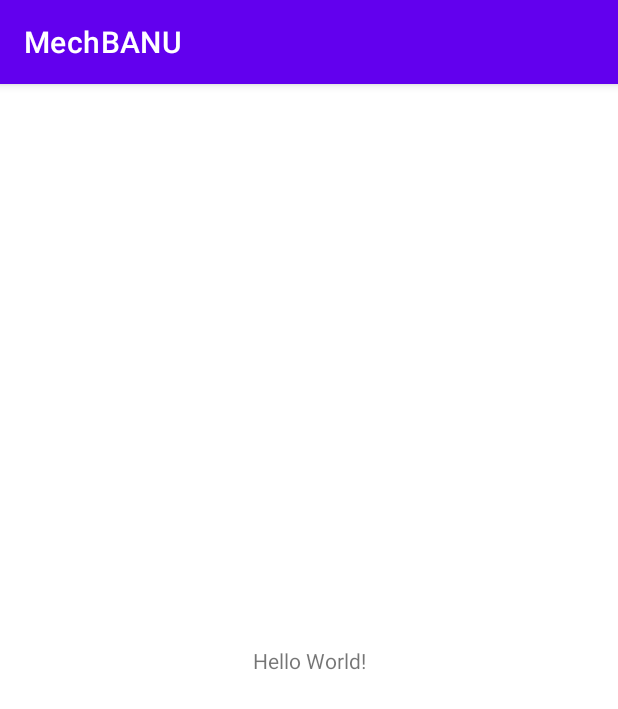
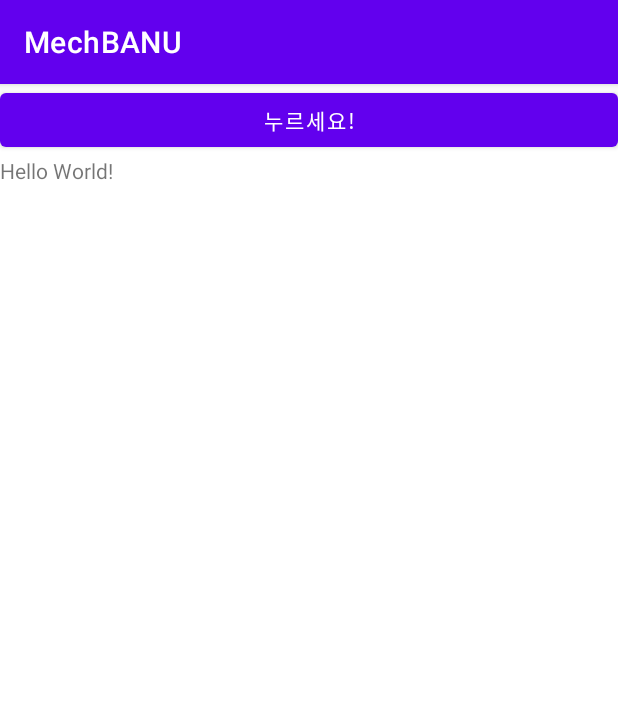
Before and after one commit to WooLyung/MechBANU-app, an Android app: the screen it shows after launch (MainActivity), on a phone screen of 412 x 824 dp. Shown: the top 709 px of the screen. Run offline under Robolectric (Android 15) with nearby library versions, the phone set to English and light mode, and no system bars.

```diff
--- a/app/src/main/AndroidManifest.xml
+++ b/app/src/main/AndroidManifest.xml
@@ -1,6 +1,11 @@
 <?xml version="1.0" encoding="utf-8"?>
 <manifest xmlns:android="http://schemas.android.com/apk/res/android"
     package="com.example.mechbanu">
+
+    <uses-permission android:name="android.permission.BLUETOOTH_CONNECT" />
+    <uses-permission android:name="android.permission.INTERNET"/>
+    <uses-permission android:name="android.permission.BLUETOOTH"/>
+    <uses-permission android:name="android.permission.BLUETOOTH_ADMIN"/>
 
     <application
         android:allowBackup="true"
--- a/app/src/main/res/layout/activity_main.xml
+++ b/app/src/main/res/layout/activity_main.xml
@@ -1,10 +1,16 @@
 <?xml version="1.0" encoding="utf-8"?>
-<androidx.constraintlayout.widget.ConstraintLayout xmlns:android="http://schemas.android.com/apk/res/android"
+<LinearLayout
+    xmlns:android="http://schemas.android.com/apk/res/android"
     xmlns:app="http://schemas.android.com/apk/res-auto"
-    xmlns:tools="http://schemas.android.com/tools"
     android:layout_width="match_parent"
     android:layout_height="match_parent"
-    tools:context=".MainActivity">
+    android:orientation="vertical">
+
+    <Button
+        android:layout_width="match_parent"
+        android:layout_height="wrap_content"
+        android:text="누르세요!"
+        android:id="@+id/button"/>
 
     <TextView
         android:layout_width="wrap_content"
@@ -13,6 +19,7 @@
         app:layout_constraintBottom_toBottomOf="parent"
         app:layout_constraintLeft_toLeftOf="parent"
         app:layout_constraintRight_toRightOf="parent"
-        app:layout_constraintTop_toTopOf="parent" />
+        app:layout_constraintTop_toTopOf="parent"
+        android:id="@+id/text"/>
 
-</androidx.constraintlayout.widget.ConstraintLayout>
+</LinearLayout>
```
Also changed, not shown: app/src/main/java/com/example/mechbanu/MainActivity.kt (+131 -1 lines).
